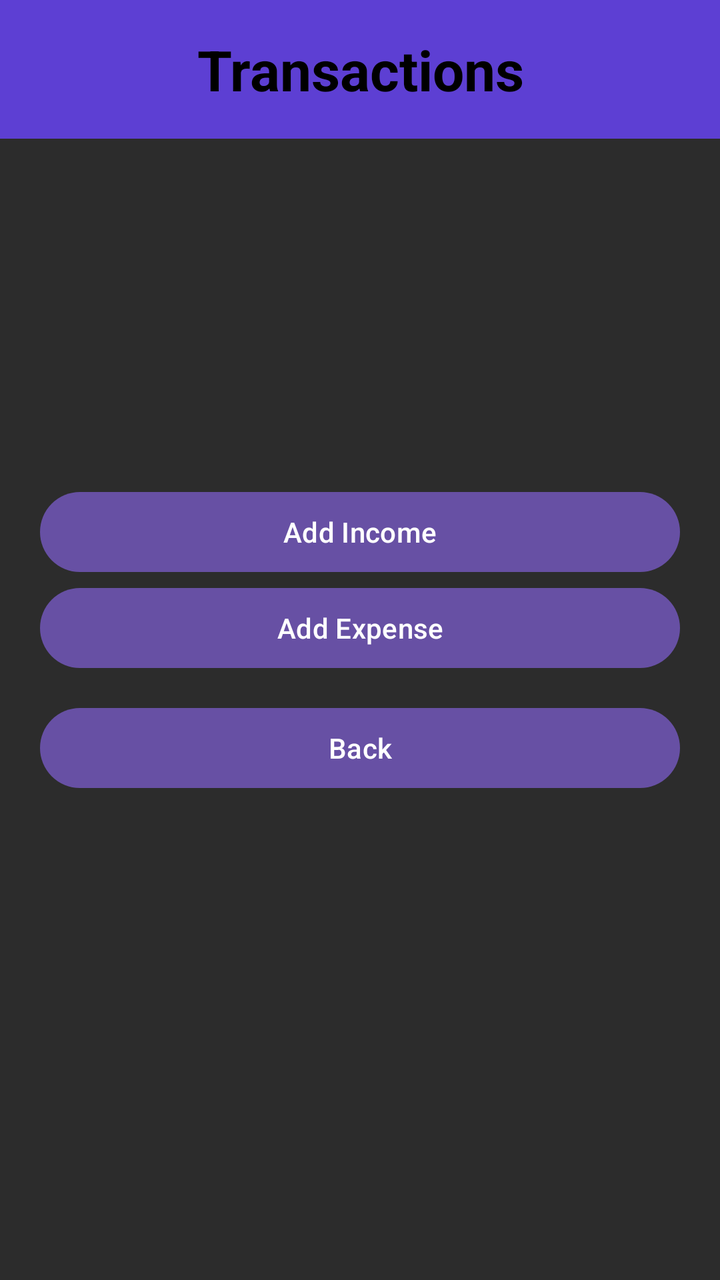
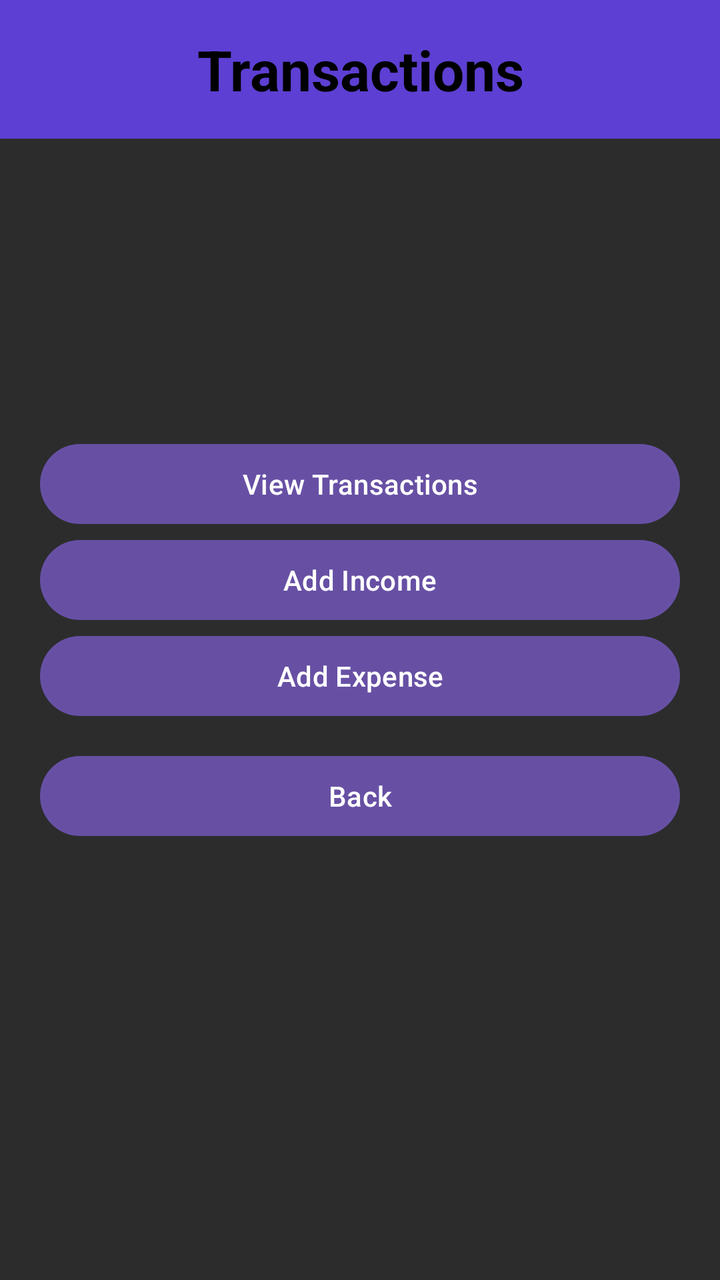

The first picture is an Android layout as it rendered before a commit; the second is the same layout after the commit. The layout source and the unified diff follow.
<!-- AndroidManifest.xml: application theme Theme.StudentFinanceTrackerWk4 -->
<!-- res/layout/activity_transaction.xml -->
<?xml version="1.0" encoding="utf-8"?>
<androidx.constraintlayout.widget.ConstraintLayout xmlns:android="http://schemas.android.com/apk/res/android"
    xmlns:app="http://schemas.android.com/apk/res-auto"
    xmlns:tools="http://schemas.android.com/tools"
    android:id="@+id/main"
    android:layout_width="match_parent"
    android:layout_height="match_parent"
    tools:context=".TransactionActivity">

    <TextView
        android:id="@+id/headerText"
        android:layout_width="0dp"
        android:layout_height="wrap_content"
        android:text="Transactions"
        android:textSize="28sp"
        android:textStyle="bold"
        android:textColor="@color/black"
        android:gravity="center"
        android:padding="16dp"
        android:background="#5D3FD3"
        app:layout_constraintTop_toTopOf="parent"
        app:layout_constraintStart_toStartOf="parent"
        app:layout_constraintEnd_toEndOf="parent"/>

    <LinearLayout
        android:layout_height="wrap_content"
        android:layout_width="0dp"
        android:orientation="vertical"
        android:padding="20dp"

        app:layout_constraintTop_toTopOf="parent"
        app:layout_constraintBottom_toBottomOf="parent"
        app:layout_constraintStart_toStartOf="parent"
        app:layout_constraintEnd_toEndOf="parent">

        <Button
            android:id="@+id/addIncomeBtn"
            android:text="Add Income"
            android:layout_width="match_parent"
            android:layout_height="wrap_content"/>

        <Button
            android:id="@+id/addExpenseBtn"
            android:text="Add Expense"
            android:layout_width="match_parent"
            android:layout_height="wrap_content"/>

        <Button
            android:id="@+id/BackBtn"
            android:layout_width="match_parent"
            android:layout_height="wrap_content"
            android:text="Back"
            android:layout_marginTop="12dp"/>

    </LinearLayout>
</androidx.constraintlayout.widget.ConstraintLayout>
<!-- resources referenced by this layout -->
<resources>
  <color name="black">#FF000000</color>
  <style name="Theme.StudentFinanceTrackerWk4" parent="Base.Theme.StudentFinanceTrackerWk4" />
  <style name="Base.Theme.StudentFinanceTrackerWk4" parent="Theme.Material3.DayNight.NoActionBar">
          
          <item name="android:windowBackground">#2C2C2C</item>
          <item name="android:textColor">#ffffff</item>
      </style>
</resources>

<!-- the commit's change to res/layout/activity_transaction.xml (unified diff, before → after) -->
@@ -34,6 +34,12 @@
         app:layout_constraintEnd_toEndOf="parent">
 
         <Button
+            android:id="@+id/transactions"
+            android:text="View Transactions"
+            android:layout_width="match_parent"
+            android:layout_height="wrap_content"/>
+
+        <Button
             android:id="@+id/addIncomeBtn"
             android:text="Add Income"
             android:layout_width="match_parent"
